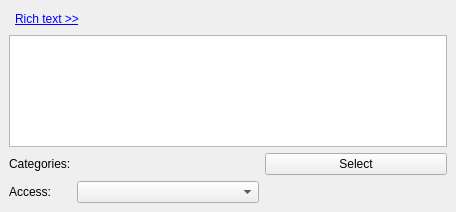
Before: the Qt Designer form incidenceeditor-ng/eventortodomoremobile.ui in chusopr/kdepim-ktimetracker-akonadi, drawn with Qt 5.
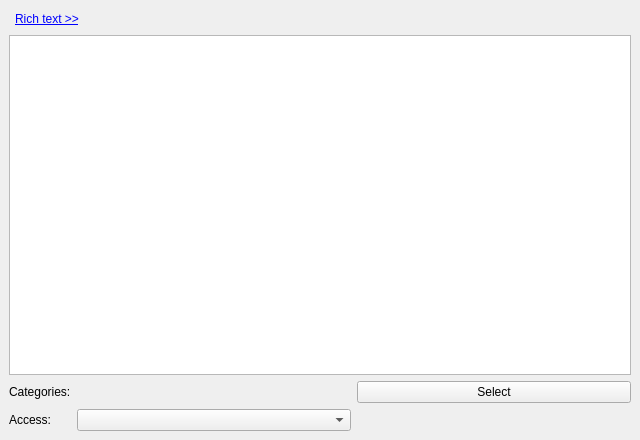
After: the same form once the commit is applied. The open tabs and pages were chosen to show the change. Custom widgets are drawn as their Qt base class.

Commit message:
Hardcode the incidenceeditor size in mobile UI
For some unknown reason on WinCE the height of the incidence editor
does not follow the rules like on Maemo. So hard code the size to
make the editor looking sane.

What changed in the file:
```diff
--- a/incidenceeditor-ng/eventortodomoremobile.ui
+++ b/incidenceeditor-ng/eventortodomoremobile.ui
@@ -6,8 +6,8 @@
    <rect>
     <x>0</x>
     <y>0</y>
-    <width>456</width>
-    <height>212</height>
+    <width>640</width>
+    <height>440</height>
    </rect>
   </property>
   <property name="windowTitle">
@@ -17,6 +17,18 @@
    <number>2</number>
   </property>
   <widget class="QWidget" name="page">
+   <property name="minimumSize">
+    <size>
+     <width>640</width>
+     <height>440</height>
+    </size>
+   </property>
+   <property name="maximumSize">
+    <size>
+     <width>640</width>
+     <height>440</height>
+    </size>
+   </property>
    <layout class="QGridLayout" name="gridLayout_13">
     <item row="0" column="0" colspan="3">
      <layout class="QHBoxLayout" name="horizontalLayout_6">
```
Left out of the diff: 50 changed lines with no effect on the pictures.
